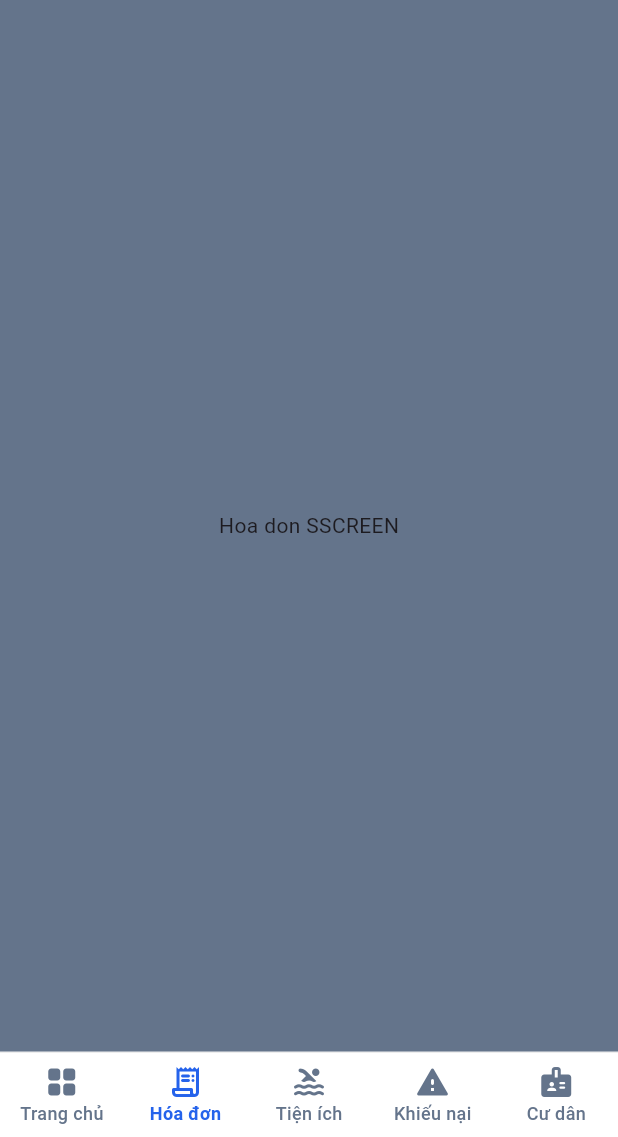
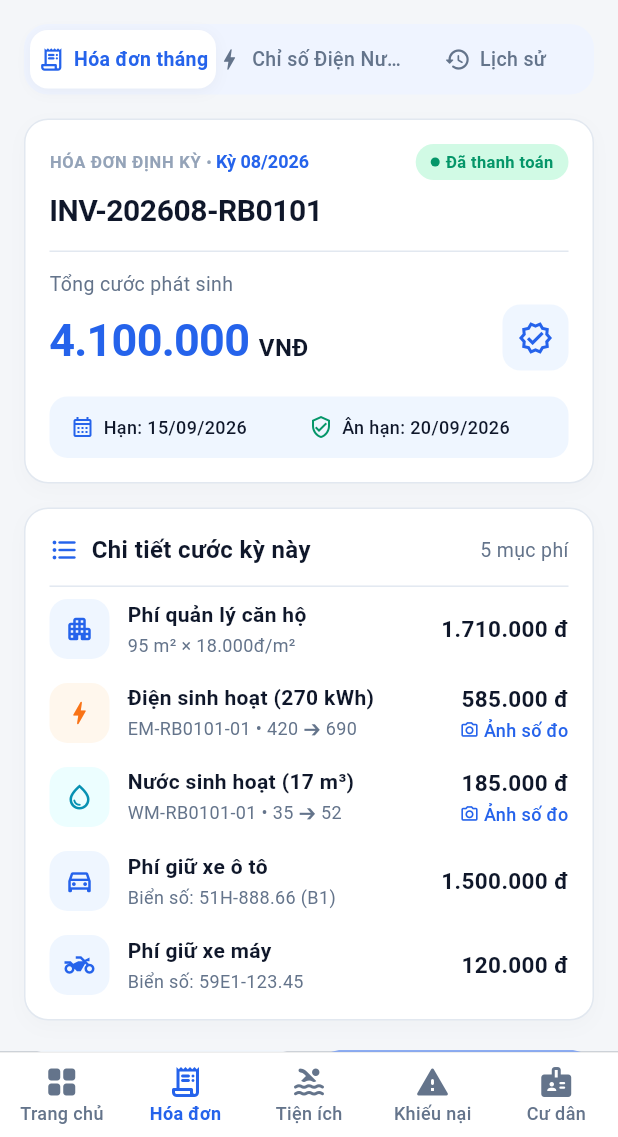
Before and after one commit to FrameDragonDude/SmartBuilding, a Flutter app: the screen it shows after launch, item 2 of the bottom bar chosen, on a phone screen of 412 x 824 dp, the part 99-1236 px from its top. Run offline on Flutter 3.47's test engine with Material 3 defaults, Android fonts, the phone set to English and light mode, and no system bars; our stand-ins replace dio, google_fonts, logger, shared_preferences; network calls fail.

Commit message:
feat(invoice): add HoaDonScreen UI and widgets

```diff
--- a/mobile/lib/configs/theme/app_color.dart
+++ b/mobile/lib/configs/theme/app_color.dart
@@ -24,6 +24,31 @@ class AppColors {
   static const activeStatusGreenBackground = Color(0xFF064E3B);
   static const slateTextLight = Color(0xFFCBD5E1);
 
+  // Utility Specific Colors (Invoice Screen)
+  static const electricOrange = Color(0xFFF97316);
+  static const electricOrangeBg = Color(0xFFFFF7ED);
+  static const waterCyan = Color(0xFF0891B2);
+  static const waterCyanBg = Color(0xFFECFEFF);
+  static const tabContainerBg = Color(0xFFEFF4FF);
+
+  // Status & Badge Colors
+  static const statusPending = Color(0xFFDC2626);
+  static const statusPendingBg = Color(0xFFFEE2E2);
+  static const statusProcessing = Color(0xFF2563EB);
+  static const statusProcessingBg = Color(0xFFEFF6FF);
+  static const statusAssigned = Color(0xFF334155);
+  static const statusAssignedBg = Color(0xFFE2E8F0);
+  static const statusCompleted = Color(0xFF059669);
+  static const statusCompletedBg = Color(0xFFD1FAE5);
+
+  // Filter Chips
+  static const chipSelectedBg = Color(0xFF0F172A);
+  static const chipUnselectedBg = Color(0xFFF1F5F9);
+
+  // Highlight Box Backgrounds
+  static const highlightBlueBg = Color(0xFFF0F7FF);
+  static const highlightGreenBg = Color(0xFFECFDF5);
+
   // Warning & Alert Colors
   static const warningRed = Color(0xFFEF4444);
   static const warningRedBackground = Color(0xFFFEE2E2);
--- a/mobile/lib/presentation/screen/hoa_don_screen/hoa_don_screen.dart
+++ b/mobile/lib/presentation/screen/hoa_don_screen/hoa_don_screen.dart
@@ -1,11 +1,39 @@
-import 'package:flutter/cupertino.dart';
+import 'package:flutter/material.dart';
+import '../../../configs/theme/app_color.dart';
+import 'widgets/invoice_tab_bar.dart';
+import 'widgets/invoice_header_card.dart';
+import 'widgets/invoice_line_items_card.dart';
+import 'widgets/invoice_action_buttons.dart';
 
 class HoaDonScreen extends StatelessWidget {
   const HoaDonScreen({super.key});
 
   @override
   Widget build(BuildContext context) {
-    return
-      SafeArea(child: Center(child: Text("Hoa don SSCREEN"),));
+    return Scaffold(
+      backgroundColor: AppColors.background,
+      body: SingleChildScrollView(
+        padding: const EdgeInsets.all(16.0),
+        child: Column(
+          children: const [
+            // Top Segmented Tab Bar
+            InvoiceTabBar(),
+            SizedBox(height: 16),
+
+            // Invoice Header Summary Card
+            InvoiceHeaderCard(),
+            SizedBox(height: 16),
+
+            // Detailed Line Items Card
+            InvoiceLineItemsCard(),
+            SizedBox(height: 20),
+
+            // Bottom Action Buttons
+            InvoiceActionButtons(),
+            SizedBox(height: 16),
+          ],
+        ),
+      ),
+    );
   }
 }
--- /dev/null
+++ b/mobile/lib/presentation/screen/hoa_don_screen/widgets/invoice_action_buttons.dart
@@ -0,0 +1,79 @@
+import 'package:flutter/material.dart';
+import '../../../../configs/theme/app_color.dart';
+
+class InvoiceActionButtons extends StatelessWidget {
+  final VoidCallback? onDownloadPdf;
+  final VoidCallback? onPaymentPressed;
+  final String paymentButtonText;
+
+  const InvoiceActionButtons({
+    super.key,
+    this.onDownloadPdf,
+    this.onPaymentPressed,
+    this.paymentButtonText = 'Đã thanh toán',
+  });
+
+  @override
+  Widget build(BuildContext context) {
+    return Row(
+      children: [
+        // Button 1: Tải sao kê PDF
+        Expanded(
+          child: ElevatedButton.icon(
+            onPressed: onDownloadPdf ?? () {},
+            icon: const Icon(
+              Icons.picture_as_pdf_outlined,
+              size: 18,
+              color: AppColors.secondary,
+            ),
+            label: const Text(
+              'Tải sao kê PDF',
+              style: TextStyle(
+                fontSize: 14,
+                fontWeight: FontWeight.bold,
+                color: AppColors.secondary,
+              ),
+            ),
+            style: ElevatedButton.styleFrom(
+              backgroundColor: AppColors.lightBlueContainer,
+              elevation: 0,
+              padding: const EdgeInsets.symmetric(vertical: 14),
+              shape: RoundedRectangleBorder(
+                borderRadius: BorderRadius.circular(14),
+              ),
+            ),
+          ),
+        ),
+        const SizedBox(width: 12),
+
+        // Button 2: Đã thanh toán / Thanh toán
+        Expanded(
+          child: ElevatedButton.icon(
+            onPressed: onPaymentPressed ?? () {},
+            icon: const Icon(
+              Icons.credit_card_rounded,
+              size: 18,
+              color: Colors.white,
+            ),
+            label: Text(
+              paymentButtonText,
+              style: const TextStyle(
+                fontSize: 14,
+                fontWeight: FontWeight.bold,
+                color: Colors.white,
+              ),
+            ),
+            style: ElevatedButton.styleFrom(
+              backgroundColor: AppColors.secondary,
+              elevation: 0,
+              padding: const EdgeInsets.symmetric(vertical: 14),
+              shape: RoundedRectangleBorder(
+                borderRadius: BorderRadius.circular(14),
+              ),
+            ),
+          ),
+        ),
+      ],
+    );
+  }
+}
--- /dev/null
+++ b/mobile/lib/presentation/screen/hoa_don_screen/widgets/invoice_header_card.dart
@@ -0,0 +1,233 @@
+import 'package:flutter/material.dart';
+import '../../../../configs/theme/app_color.dart';
+
+class InvoiceHeaderCard extends StatelessWidget {
+  final String billingPeriod;
+  final String invoiceCode;
+  final String totalAmountText;
+  final String statusText;
+  final String dueDateText;
+  final String gracePeriodText;
+
+  const InvoiceHeaderCard({
+    super.key,
+    this.billingPeriod = 'Kỳ 08/2026',
+    this.invoiceCode = 'INV-202608-RB0101',
+    this.totalAmountText = '4.100.000',
+    this.statusText = 'Đã thanh toán',
+    this.dueDateText = '15/09/2026',
+    this.gracePeriodText = '20/09/2026',
+  });
+
+  @override
+  Widget build(BuildContext context) {
+    return Container(
+      padding: const EdgeInsets.all(16),
+      decoration: BoxDecoration(
+        color: AppColors.cardBackground,
+        borderRadius: BorderRadius.circular(16),
+        border: Border.all(color: AppColors.cardBorder),
+        boxShadow: [
+          BoxShadow(
+            color: Colors.black.withOpacity(0.02),
+            blurRadius: 10,
+            offset: const Offset(0, 4),
+          ),
+        ],
+      ),
+      child: Column(
+        crossAxisAlignment: CrossAxisAlignment.start,
+        children: [
+          // Top Row: Category & Period + Status Badge
+          Row(
+            mainAxisAlignment: MainAxisAlignment.spaceBetween,
+            children: [
+              RichText(
+                text: TextSpan(
+                  children: [
+                    const TextSpan(
+                      text: 'HÓA ĐƠN ĐỊNH KỲ ',
+                      style: TextStyle(
+                        fontSize: 11,
+                        fontWeight: FontWeight.bold,
+                        color: AppColors.textMuted,
+                        letterSpacing: 0.5,
+                      ),
+                    ),
+                    const TextSpan(
+                      text: '• ',
+                      style: TextStyle(
+                        fontSize: 11,
+                        color: AppColors.textMuted,
+                      ),
+                    ),
+                    TextSpan(
+                      text: billingPeriod,
+                      style: const TextStyle(
+                        fontSize: 12,
+                        fontWeight: FontWeight.bold,
+                        color: AppColors.secondary,
+                      ),
+                    ),
+                  ],
+                ),
+              ),
+
+              // Status Badge
+              Container(
+                padding:
+                    const EdgeInsets.symmetric(horizontal: 10, vertical: 4),
+                decoration: BoxDecoration(
+                  color: AppColors.statusCompletedBg,
+                  borderRadius: BorderRadius.circular(16),
+                ),
+                child: Row(
+                  mainAxisSize: MainAxisSize.min,
+                  children: [
+                    Container(
+                      width: 6,
+                      height: 6,
+                      decoration: const BoxDecoration(
+                        color: AppColors.statusCompleted,
+                        shape: BoxShape.circle,
+                      ),
+                    ),
+                    const SizedBox(width: 4),
+                    Text(
+                      statusText,
+                      style: const TextStyle(
+                        fontSize: 11,
+                        fontWeight: FontWeight.bold,
+                        color: AppColors.statusCompleted,
+                      ),
+                    ),
+                  ],
+                ),
+              ),
+            ],
+          ),
+          const SizedBox(height: 6),
+
+          // Invoice Code
+          Text(
+            invoiceCode,
+            style: const TextStyle(
+              fontSize: 20,
+              fontWeight: FontWeight.bold,
+              color: AppColors.textPrimary,
+              letterSpacing: -0.3,
+            ),
+          ),
+          const SizedBox(height: 12),
+
+          const Divider(color: AppColors.cardDivider, height: 1),
+          const SizedBox(height: 12),
+
+          // Total Amount Section
+          const Text(
+            'Tổng cước phát sinh',
+            style: TextStyle(
+              fontSize: 13,
+              color: AppColors.textSecondary,
+            ),
+          ),
+          const SizedBox(height: 4),
+
+          Row(
+            crossAxisAlignment: CrossAxisAlignment.baseline,
+            textBaseline: TextBaseline.alphabetic,
+            children: [
+              Text(
+                totalAmountText,
+                style: const TextStyle(
+                  fontSize: 30,
+                  fontWeight: FontWeight.bold,
+                  color: AppColors.secondary,
+                  letterSpacing: -0.5,
+                ),
+              ),
+              const SizedBox(width: 6),
+              const Text(
+                'VNĐ',
+                style: TextStyle(
+                  fontSize: 16,
+                  fontWeight: FontWeight.w600,
+                  color: AppColors.textPrimary,
+                ),
+              ),
+              const Spacer(),
+
+              // Shield Check Icon Box
+              Container(
+                padding: const EdgeInsets.all(10),
+                decoration: BoxDecoration(
+                  color: AppColors.lightBlueContainer,
+                  borderRadius: BorderRadius.circular(12),
+                ),
+                child: const Icon(
+                  Icons.verified_outlined,
+                  color: AppColors.secondary,
+                  size: 24,
+                ),
+              ),
+            ],
+          ),
+          const SizedBox(height: 16),
+
+          // Due Dates Container
+          Container(
+            padding: const EdgeInsets.symmetric(horizontal: 14, vertical: 12),
+            decoration: BoxDecoration(
+              color: AppColors.lightBlueContainer,
+              borderRadius: BorderRadius.circular(12),
+            ),
+            child: Row(
+              children: [
+                Expanded(
+                  child: Row(
+                    children: [
+                      const Icon(
+                        Icons.calendar_month_outlined,
+                        size: 16,
+                        color: AppColors.secondary,
+                      ),
+                      const SizedBox(width: 6),
+                      Text(
+                        'Hạn: $dueDateText',
+                        style: const TextStyle(
+                          fontSize: 12,
+                          fontWeight: FontWeight.w500,
+                          color: AppColors.textPrimary,
+                        ),
+                      ),
+                    ],
+                  ),
+                ),
+                Expanded(
+                  child: Row(
+                    children: [
+                      const Icon(
+                        Icons.verified_user_outlined,
+                        size: 16,
+                        color: AppColors.statusCompleted,
+                      ),
+                      const SizedBox(width: 6),
+                      Text(
+                        'Ân hạn: $gracePeriodText',
+                        style: const TextStyle(
+                          fontSize: 12,
+                          fontWeight: FontWeight.w500,
+                          color: AppColors.textPrimary,
+                        ),
+                      ),
+                    ],
+                  ),
+                ),
+              ],
+            ),
+          ),
+        ],
+      ),
+    );
+  }
+}
--- /dev/null
+++ b/mobile/lib/presentation/screen/hoa_don_screen/widgets/invoice_line_items_card.dart
@@ -0,0 +1,232 @@
+import 'package:flutter/material.dart';
+import '../../../../configs/theme/app_color.dart';
+
+class InvoiceItemData {
+  final IconData icon;
+  final Color iconColor;
+  final Color iconBgColor;
+  final String title;
+  final String subtitle;
+  final String amountText;
+  final String? meterImageAction;
+
+  const InvoiceItemData({
+    required this.icon,
+    required this.iconColor,
+    required this.iconBgColor,
+    required this.title,
+    required this.subtitle,
+    required this.amountText,
+    this.meterImageAction,
+  });
+}
+
+class InvoiceLineItemsCard extends StatelessWidget {
+  final List<InvoiceItemData>? items;
+
+  const InvoiceLineItemsCard({
+    super.key,
+    this.items,
+  });
+
+  List<InvoiceItemData> get _defaultItems => const [
+        InvoiceItemData(
+          icon: Icons.apartment_rounded,
+          iconColor: AppColors.secondary,
+          iconBgColor: AppColors.lightBlueContainer,
+          title: 'Phí quản lý căn hộ',
+          subtitle: '95 m² × 18.000đ/m²',
+          amountText: '1.710.000 đ',
+        ),
+        InvoiceItemData(
+          icon: Icons.bolt_rounded,
+          iconColor: AppColors.electricOrange,
+          iconBgColor: AppColors.electricOrangeBg,
+          title: 'Điện sinh hoạt (270 kWh)',
+          subtitle: 'EM-RB0101-01 • 420 ➔ 690',
+          amountText: '585.000 đ',
+          meterImageAction: 'Ảnh số đo',
+        ),
+        InvoiceItemData(
+          icon: Icons.water_drop_outlined,
+          iconColor: AppColors.waterCyan,
+          iconBgColor: AppColors.waterCyanBg,
+          title: 'Nước sinh hoạt (17 m³)',
+          subtitle: 'WM-RB0101-01 • 35 ➔ 52',
+          amountText: '185.000 đ',
+          meterImageAction: 'Ảnh số đo',
+        ),
+        InvoiceItemData(
+          icon: Icons.directions_car_outlined,
+          iconColor: AppColors.secondary,
+          iconBgColor: AppColors.lightBlueContainer,
+          title: 'Phí giữ xe ô tô',
+          subtitle: 'Biển số: 51H-888.66 (B1)',
+          amountText: '1.500.000 đ',
+        ),
+        InvoiceItemData(
+          icon: Icons.two_wheeler_outlined,
+          iconColor: AppColors.secondary,
+          iconBgColor: AppColors.lightBlueContainer,
+          title: 'Phí giữ xe máy',
+          subtitle: 'Biển số: 59E1-123.45',
+          amountText: '120.000 đ',
+        ),
+      ];
+
+  @override
+  Widget build(BuildContext context) {
+    final listItems = items ?? _defaultItems;
+
+    return Container(
+      padding: const EdgeInsets.all(16),
+      decoration: BoxDecoration(
+        color: AppColors.cardBackground,
+        borderRadius: BorderRadius.circular(16),
+        border: Border.all(color: AppColors.cardBorder),
+        boxShadow: [
+          BoxShadow(
+            color: Colors.black.withOpacity(0.02),
+            blurRadius: 10,
+            offset: const Offset(0, 4),
+          ),
+        ],
+      ),
+      child: Column(
+        crossAxisAlignment: CrossAxisAlignment.start,
+        children: [
+          // Header Row
+          Row(
+            children: [
+              const Icon(
+                Icons.format_list_bulleted_rounded,
+                color: AppColors.secondary,
+                size: 20,
+              ),
+              const SizedBox(width: 8),
+              const Text(
+                'Chi tiết cước kỳ này',
+                style: TextStyle(
+                  fontSize: 16,
+                  fontWeight: FontWeight.bold,
+                  color: AppColors.textPrimary,
+                ),
+              ),
+              const Spacer(),
+              Text(
+                '${listItems.length} mục phí',
+                style: const TextStyle(
+                  fontSize: 13,
+                  color: AppColors.textSecondary,
+                ),
+              ),
+            ],
+          ),
+          const SizedBox(height: 12),
+          const Divider(color: AppColors.cardDivider, height: 1),
+          const SizedBox(height: 8),
+
+          // Items List
+          ListView.separated(
+            shrinkWrap: true,
+            physics: const NeverScrollableScrollPhysics(),
+            itemCount: listItems.length,
+            separatorBuilder: (context, index) => const SizedBox(height: 16),
+            itemBuilder: (context, index) {
+              final item = listItems[index];
+              return _buildItemRow(item);
+            },
+          ),
+        ],
+      ),
+    );
+  }
+
+  Widget _buildItemRow(InvoiceItemData item) {
+    return Row(
+      crossAxisAlignment: CrossAxisAlignment.center,
+      children: [
+        // Left Icon Box
+        Container(
+          padding: const EdgeInsets.all(10),
+          decoration: BoxDecoration(
+            color: item.iconBgColor,
+            borderRadius: BorderRadius.circular(12),
+          ),
+          child: Icon(
+            item.icon,
+            color: item.iconColor,
+            size: 20,
+          ),
+        ),
+        const SizedBox(width: 12),
+
+        // Title & Subtitle Column
+        Expanded(
+          child: Column(
+            crossAxisAlignment: CrossAxisAlignment.start,
+            children: [
+              Text(
+                item.title,
+                style: const TextStyle(
+                  fontSize: 14,
+                  fontWeight: FontWeight.bold,
+                  color: AppColors.textPrimary,
+                ),
+              ),
+              const SizedBox(height: 2),
+              Text(
+                item.subtitle,
+                style: const TextStyle(
+                  fontSize: 12,
+                  color: AppColors.textSecondary,
+                ),
+              ),
+            ],
+          ),
+        ),
+        const SizedBox(width: 8),
+
+        // Amount & Optional Meter Image Action Link
+        Column(
+          crossAxisAlignment: CrossAxisAlignment.end,
+          children: [
+            Text(
+              item.amountText,
+              style: const TextStyle(
+                fontSize: 15,
+                fontWeight: FontWeight.bold,
+                color: AppColors.textPrimary,
+              ),
+            ),
+            if (item.meterImageAction != null) ...[
+              const SizedBox(height: 2),
+              GestureDetector(
+                onTap: () {},
+                child: Row(
+                  mainAxisSize: MainAxisSize.min,
+                  children: [
+                    const Icon(
+                      Icons.camera_alt_outlined,
+                      size: 13,
+                      color: AppColors.secondary,
+                    ),
+                    const SizedBox(width: 3),
+                    Text(
+                      item.meterImageAction!,
+                      style: const TextStyle(
+                        fontSize: 12,
+                        fontWeight: FontWeight.w500,
+                        color: AppColors.secondary,
+                      ),
+                    ),
+                  ],
+                ),
+              ),
+            ],
+          ],
+        ),
+      ],
+    );
+  }
+}
--- /dev/null
+++ b/mobile/lib/presentation/screen/hoa_don_screen/widgets/invoice_tab_bar.dart
@@ -0,0 +1,107 @@
+import 'package:flutter/material.dart';
+import '../../../../configs/theme/app_color.dart';
+
+class InvoiceTabBar extends StatefulWidget {
+  final Function(int index)? onTabChanged;
+
+  const InvoiceTabBar({
+    super.key,
+    this.onTabChanged,
+  });
+
+  @override
+  State<InvoiceTabBar> createState() => _InvoiceTabBarState();
+}
+
+class _InvoiceTabBarState extends State<InvoiceTabBar> {
+  int _selectedIndex = 0;
+
+  final List<Map<String, dynamic>> _tabs = const [
+    {
+      'label': 'Hóa đơn tháng',
+      'icon': Icons.receipt_long_rounded,
+    },
+    {
+      'label': 'Chỉ số Điện Nước',
+      'icon': Icons.bolt_outlined,
+    },
+    {
+      'label': 'Lịch sử',
+      'icon': Icons.history_rounded,
+    },
+  ];
+
+  @override
+  Widget build(BuildContext context) {
+    return Container(
+      padding: const EdgeInsets.all(4),
+      decoration: BoxDecoration(
+        color: AppColors.tabContainerBg,
+        borderRadius: BorderRadius.circular(16),
+      ),
+      child: Row(
+        children: List.generate(_tabs.length, (index) {
+          final isSelected = index == _selectedIndex;
+          final tab = _tabs[index];
+
+          return Expanded(
+            child: GestureDetector(
+              onTap: () {
+                setState(() {
+                  _selectedIndex = index;
+                });
+                if (widget.onTabChanged != null) {
+                  widget.onTabChanged!(index);
+                }
+              },
+              child: AnimatedContainer(
+                duration: const Duration(milliseconds: 200),
+                padding: const EdgeInsets.symmetric(vertical: 10),
+                decoration: BoxDecoration(
+                  color: isSelected ? Colors.white : Colors.transparent,
+                  borderRadius: BorderRadius.circular(12),
+                  boxShadow: isSelected
+                      ? [
+                          BoxShadow(
+                            color: Colors.black.withOpacity(0.04),
+                            blurRadius: 8,
+                            offset: const Offset(0, 2),
+                          ),
+                        ]
+                      : null,
+                ),
+                child: Row(
+                  mainAxisAlignment: MainAxisAlignment.center,
+                  children: [
+                    Icon(
+                      tab['icon'],
+                      size: 18,
+                      color: isSelected
+                          ? AppColors.secondary
+                          : AppColors.textSecondary,
+                    ),
+                    const SizedBox(width: 6),
+                    Flexible(
+                      child: Text(
+                        tab['label'],
+                        style: TextStyle(
+                          fontSize: 13,
+                          fontWeight:
+                              isSelected ? FontWeight.bold : FontWeight.w500,
+                          color: isSelected
+                              ? AppColors.secondary
+                              : AppColors.textSecondary,
+                        ),
+                        overflow: TextOverflow.ellipsis,
+                      ),
+                    ),
+                  ],
+                ),
+              ),
+            ),
+          );
+        }),
+      ),
+    );
+  }
+}
```
